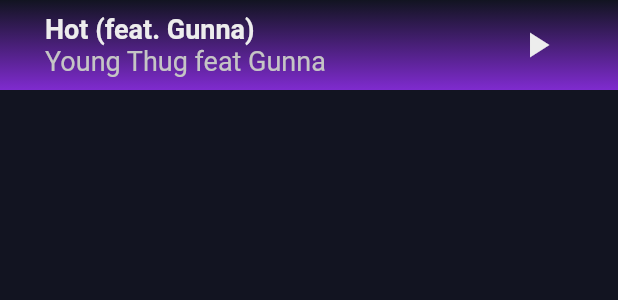
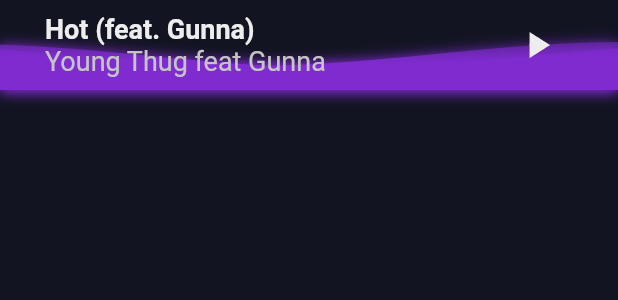
Before and after one commit to bytes7bytes7/codeine, a Flutter app: the BottomMusicPlayer widget shown alone on an empty page, opened directly, on a phone screen of 412 x 824 dp. Shown: the top 300 px of the screen. Run offline on Flutter 3.47's test engine with Material 2 defaults, Android fonts, the phone set to English and light mode, and no system bars; our stand-ins replace connectivity_plus, cookie_jar, dio, dio_cookie_manager, sqflite; accounts and stored records are empty; network calls fail.

Commit message:
addded wave to bottom player

```diff
--- a/lib/screens/home_screen.dart
+++ b/lib/screens/home_screen.dart
@@ -31,7 +31,7 @@
     Song(),
     Song(),
     Song(),
-    Song()
+    Song(),
   ];
 
   @override
--- a/lib/widgets/bottom_music_player.dart
+++ b/lib/widgets/bottom_music_player.dart
@@ -1,8 +1,32 @@
 import 'package:codeine/models/song.dart';
+import 'package:codeine/widgets/player_wave.dart';
 import 'package:flutter/material.dart';
 
-class BottomMusicPlayer extends StatelessWidget {
-  final ValueNotifier<Song> songNotifier = ValueNotifier(Song());
+class BottomMusicPlayer extends StatefulWidget {
+  @override
+  State<BottomMusicPlayer> createState() => _BottomMusicPlayerState();
+}
+
+class _BottomMusicPlayerState extends State<BottomMusicPlayer>
+    with SingleTickerProviderStateMixin {
+  ValueNotifier<Song> songNotifier;
+  ValueNotifier<bool> playNotifier;
+  AnimationController _playAnimationController;
+
+  @override
+  void initState() {
+    songNotifier = ValueNotifier(Song());
+    playNotifier = ValueNotifier(false);
+    _playAnimationController =
+        AnimationController(vsync: this, duration: Duration(milliseconds: 500));
+    super.initState();
+  }
+
+  @override
+  void dispose() {
+    _playAnimationController.dispose();
+    super.dispose();
+  }
 
   @override
   Widget build(BuildContext context) {
@@ -11,20 +35,35 @@
       child: InkWell(
         onTap: () {},
         child: Container(
+          color: Theme.of(context).scaffoldBackgroundColor,
+          child: Stack(
+            children: [
+              PlayerWave(
+                config: CustomConfig(
+                  gradients: [
+                    [
+                      Theme.of(context).splashColor,
+                      Theme.of(context).splashColor.withOpacity(0.0),
+                    ],
+                    [
+                      Theme.of(context).splashColor,
+                      Theme.of(context).splashColor.withOpacity(0.0),
+                    ],
+                  ],
+                  durations: [7100, 9350],
+                  heightPercentages: [0.5, 0.52],
+                  blur: MaskFilter.blur(BlurStyle.solid, 5),
+                  gradientBegin: Alignment.bottomCenter,
+                  gradientEnd: Alignment.topCenter,
+                ),
+                waveAmplitude: 0,
+                backgroundColor: Colors.transparent,
+                size: Size(double.infinity, 60),
+              ),
+              Container(
                 width: double.infinity,
                 height: 60,
                 padding: const EdgeInsets.symmetric(horizontal: 30),
-          decoration: BoxDecoration(
-            color: Theme.of(context).scaffoldBackgroundColor,
-            gradient: LinearGradient(
-              colors: [
-                Theme.of(context).splashColor,
-                Theme.of(context).splashColor.withOpacity(0.0),
-              ],
-              begin: Alignment.bottomCenter,
-              end: Alignment.topCenter,
-            ),
-          ),
                 child: Row(
                   children: [
                     Column(
@@ -40,9 +79,12 @@
                           '${songNotifier.value.artists.sublist(1).fold<String>(songNotifier.value.artists.first, (prev, next) => prev += ', ' + next)}' +
                               ((songNotifier.value.feat.isNotEmpty)
                                   ? ' feat ' +
-                                songNotifier.value.feat.sublist(1).fold<String>(
+                                      songNotifier.value.feat
+                                          .sublist(1)
+                                          .fold<String>(
                                               songNotifier.value.feat.first,
-                                    (prev, next) => prev += ', ' + next)
+                                              (prev, next) =>
+                                                  prev += ', ' + next)
                                   : ''),
                           style: Theme.of(context).textTheme.bodyText2.copyWith(
                                 color: Theme.of(context).disabledColor,
@@ -54,14 +96,31 @@
                     Spacer(),
                     // TODO: place button on the center of songs' duration
                     IconButton(
-                onPressed: () {},
-                icon: Icon(
-                  Icons.play_arrow,
-                  size: 28,
-                ),
                       color: Theme.of(context).focusColor,
                       padding: const EdgeInsets.symmetric(horizontal: 0),
                       splashRadius: 20,
+                      icon: ValueListenableBuilder(
+                        valueListenable: playNotifier,
+                        builder: (context, value, __) {
+                          return AnimatedIcon(
+                            icon: AnimatedIcons.play_pause,
+                            size: 30,
+                            progress: _playAnimationController,
+                            color: Theme.of(context).focusColor,
+                          );
+                        },
+                      ),
+                      onPressed: () {
+                        playNotifier.value = !playNotifier.value;
+                        if (playNotifier.value) {
+                          _playAnimationController.forward();
+                        } else {
+                          _playAnimationController.reverse();
+                        }
+                      },
+                    ),
+                  ],
+                ),
               ),
             ],
           ),
--- /dev/null
+++ b/lib/widgets/player_wave.dart
@@ -0,0 +1,347 @@
+import 'dart:math';
+import 'dart:ui';
+import 'package:flutter/widgets.dart';
+
+enum ColorMode {
+  /// Waves with *single* **color** but different **alpha** and **amplitude**.
+  single,
+  /// Waves using *random* **color**, **alpha** and **amplitude**.
+  random,
+  /// Waves' colors must be set, and [colors]'s length must equal with [layers]
+  custom,
+}
+
+abstract class Config {
+  final ColorMode colorMode;
+
+  Config({this.colorMode});
+
+  void throwNullError(String colorModeStr, String configStr) {
+    throw FlutterError(
+        'When using `ColorMode.$colorModeStr`, `$configStr` must be set.');
+  }
+}
+
+class CustomConfig extends Config {
+  final List<Color> colors;
+  final List<List<Color>> gradients;
+  final Alignment gradientBegin;
+  final Alignment gradientEnd;
+  final List<int> durations;
+  final List<double> heightPercentages;
+  final MaskFilter blur;
+
+  CustomConfig({
+    this.colors,
+    this.gradients,
+    this.gradientBegin,
+    this.gradientEnd,
+    @required this.durations,
+    @required this.heightPercentages,
+    this.blur,
+  })  : assert(() {
+    if (colors == null && gradients == null) {
+      throw 'colors` or `gradients';
+    }
+    return true;
+  }()),
+        assert(() {
+          if (gradients == null &&
+              (gradientBegin != null || gradientEnd != null)) {
+            throw FlutterError(
+                'You set a gradient direction but forgot setting `gradients`.');
+          }
+          return true;
+        }()),
+        assert(() {
+          if (durations == null) {
+            throw 'durations';
+          }
+          return true;
+        }()),
+        assert(() {
+          if (heightPercentages == null) {
+            throw 'heightPercentages';
+          }
+          return true;
+        }()),
+        assert(() {
+          if (colors != null) {
+            if (colors.length != durations.length ||
+                colors.length != heightPercentages.length) {
+              throw FlutterError(
+                  'Length of `colors`, `durations` and `heightPercentages` must be equal.');
+            }
+          }
+          return true;
+        }()),
+        assert(colors == null || gradients == null,
+        'Cannot provide both colors and gradients.'),
+        super(colorMode: ColorMode.custom);
+}
+
+class RandomConfig extends Config {
+  RandomConfig() : super(colorMode: ColorMode.random);
+}
+
+class SingleConfig extends Config {
+  SingleConfig() : super(colorMode: ColorMode.single);
+}
+
+
+class PlayerWave extends StatefulWidget {
+  final Config config;
+  final Size size;
+  final double waveAmplitude;
+  final double wavePhase;
+  final double waveFrequency;
+  final double heightPercentage;
+  final int duration;
+  final Color backgroundColor;
+
+  PlayerWave({
+    @required this.config,
+    this.duration = 6000,
+    @required this.size,
+    this.waveAmplitude = 20.0,
+    this.waveFrequency = 1.6,
+    this.wavePhase = 10.0,
+    this.backgroundColor,
+    this.heightPercentage = 0.2,
+  });
+
+  @override
+  State<StatefulWidget> createState() => _PlayerWaveState();
+}
+
+class _PlayerWaveState extends State<PlayerWave> with TickerProviderStateMixin {
+  List<AnimationController> _waveControllers;
+  List<Animation<double>> _wavePhaseValues;
+
+  List<double> _waveAmplitudes = [];
+  Map<Animation<double>, AnimationController> valueList;
+
+  _initAnimations() {
+    if (widget.config.colorMode == ColorMode.custom) {
+      _waveControllers =
+          (widget.config as CustomConfig).durations.map((duration) {
+            _waveAmplitudes.add(widget.waveAmplitude + 10);
+            return AnimationController(
+                vsync: this, duration: Duration(milliseconds: duration));
+          }).toList();
+
+      _wavePhaseValues = _waveControllers.map((controller) {
+        CurvedAnimation _curve =
+        CurvedAnimation(parent: controller, curve: Curves.easeInOut);
+        Animation<double> value = Tween(
+          begin: widget.wavePhase,
+          end: 360 + widget.wavePhase,
+        ).animate(
+          _curve,
+        );
+        value.addStatusListener((status) {
+          switch (status) {
+            case AnimationStatus.completed:
+              controller.reverse();
+              break;
+            case AnimationStatus.dismissed:
+              controller.forward();
+              break;
+            default:
+              break;
+          }
+        });
+        controller.forward();
+        return value;
+      }).toList();
+    }
+  }
+
+  _buildPaints() {
+    List<Widget> paints = [];
+    if (widget.config.colorMode == ColorMode.custom) {
+      List<Color> _colors = (widget.config as CustomConfig).colors;
+      List<List<Color>> _gradients = (widget.config as CustomConfig).gradients;
+      Alignment begin = (widget.config as CustomConfig).gradientBegin;
+      Alignment end = (widget.config as CustomConfig).gradientEnd;
+      for (int i = 0; i < _wavePhaseValues.length; i++) {
+        paints.add(
+          Container(
+            child: CustomPaint(
+              painter: _CustomWavePainter(
+                color: _colors == null ? null : _colors[i],
+                gradient: _gradients == null ? null : _gradients[i],
+                gradientBegin: begin,
+                gradientEnd: end,
+                heightPercentage:
+                (widget.config as CustomConfig).heightPercentages[i],
+                repaint: _waveControllers[i],
+                waveFrequency: widget.waveFrequency,
+                wavePhaseValue: _wavePhaseValues[i],
+                waveAmplitude: _waveAmplitudes[i],
+                blur: (widget.config as CustomConfig).blur,
+              ),
+              size: widget.size,
+            ),
+          ),
+        );
+      }
+    }
+    return paints;
+  }
+
+  _disposeAnimations() {
+    _waveControllers.forEach((controller) {
+      controller.dispose();
+    });
+  }
+
+  @override
+  void initState() {
+    super.initState();
+    _initAnimations();
+  }
+
+  @override
+  void dispose() {
+    _disposeAnimations();
+    super.dispose();
+  }
+
+  @override
+  Widget build(BuildContext context) {
+    return Container(
+      color: widget.backgroundColor,
+      child: Stack(
+        children: _buildPaints(),
+      ),
+    );
+  }
+}
+
+/// Meta data of layer
+class Layer {
+  final Color color;
+  final List<Color> gradient;
+  final MaskFilter blur;
+  final Path path;
+  final double amplitude;
+  final double phase;
+
+  Layer({
+    this.color,
+    this.gradient,
+    this.blur,
+    this.path,
+    this.amplitude,
+    this.phase,
+  });
+}
+
+class _CustomWavePainter extends CustomPainter {
+  final ColorMode colorMode;
+  final Color color;
+  final List<Color> gradient;
+  final Alignment gradientBegin;
+  final Alignment gradientEnd;
+  final MaskFilter blur;
+
+  double waveAmplitude;
+
+  Animation<double> wavePhaseValue;
+
+  double waveFrequency;
+
+  double heightPercentage;
+
+  double _tempA = 0.0;
+  double _tempB = 0.0;
+  double viewWidth = 0.0;
+  Paint _paint = Paint();
+
+  _CustomWavePainter(
+      {this.colorMode,
+        this.color,
+        this.gradient,
+        this.gradientBegin,
+        this.gradientEnd,
+        this.blur,
+        this.heightPercentage,
+        this.waveFrequency,
+        this.wavePhaseValue,
+        this.waveAmplitude,
+        Listenable repaint})
+      : super(repaint: repaint);
+
+  _setPaths(double viewCenterY, Size size, Canvas canvas) {
+    Layer _layer = Layer(
+      path: Path(),
+      color: color,
+      gradient: gradient,
+      blur: blur,
+      amplitude: (-1.6 + 0.8) * waveAmplitude,
+      phase: wavePhaseValue.value * 2 + 30,
+    );
+
+    _layer.path.reset();
+    _layer.path.moveTo(
+        0.0,
+        viewCenterY +
+            _layer.amplitude * _getSinY(_layer.phase, waveFrequency, -1));
+    for (int i = 1; i < size.width + 1; i++) {
+      _layer.path.lineTo(
+          i.toDouble(),
+          viewCenterY +
+              _layer.amplitude * _getSinY(_layer.phase, waveFrequency, i));
+    }
+
+    _layer.path.lineTo(size.width, size.height);
+    _layer.path.lineTo(0.0, size.height);
+    _layer.path.close();
+    if (_layer.color != null) {
+      _paint.color = _layer.color;
+    }
+    if (_layer.gradient != null) {
+      var rect = Offset.zero &
+      Size(size.width, size.height - viewCenterY * heightPercentage);
+      _paint.shader = LinearGradient(
+          begin: gradientBegin == null
+              ? Alignment.bottomCenter
+              : gradientBegin,
+          end: gradientEnd == null ? Alignment.topCenter : gradientEnd,
+          colors: _layer.gradient)
+          .createShader(rect);
+    }
+    if (_layer.blur != null) {
+      _paint.maskFilter = _layer.blur;
+    }
+
+    _paint.style = PaintingStyle.fill;
+    canvas.drawPath(_layer.path, _paint);
+  }
+
+  @override
+  void paint(Canvas canvas, Size size) {
+    double viewCenterY = size.height * (heightPercentage + 0.1);
+    viewWidth = size.width;
+    _setPaths(viewCenterY, size, canvas);
+  }
+
+  @override
+  bool shouldRepaint(CustomPainter oldDelegate) {
+    return false;
+  }
+
+  double _getSinY(
+      double startRadius, double waveFrequency, int currentPosition) {
+    if (_tempA == 0) {
+      _tempA = pi / viewWidth;
+    }
+    if (_tempB == 0) {
+      _tempB = 2 * pi / 360.0;
+    }
+
+    return (sin(
+        _tempA * waveFrequency * (currentPosition + 1) + startRadius * _tempB));
+  }
+}
```
Lines whose indentation alone changed are shown as unchanged.
